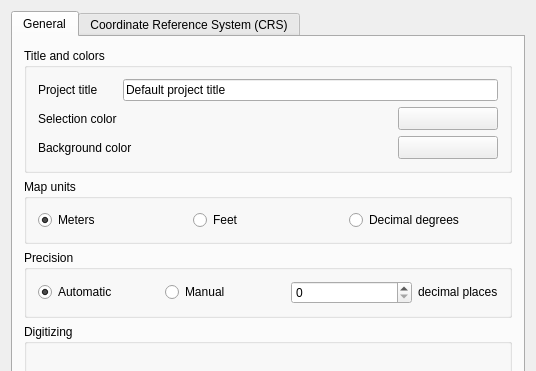
Old version of the form qgis/src/ui/qgsprojectpropertiesbase.ui in the repository sourcepole/qgis; both pictures show x 0 to 536 and y 0 to 371 of the 536 by 713 pixel window.
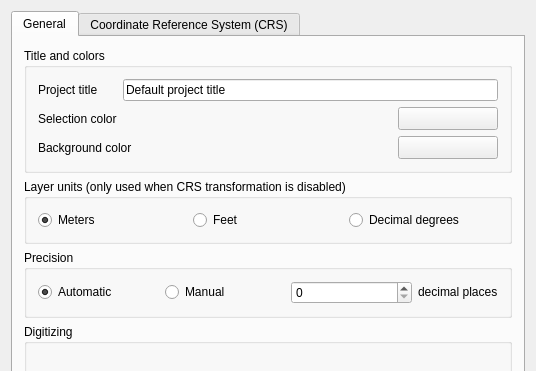
New version of the form. Icons and pictures are not drawn. Custom widgets are drawn as their Qt base class.

Commit message: A stab at improving the measurement system. Added a new selector in Options for converting the result, and grayed out the layer units when OTFP is on. Should fix #1219, I hope.

```diff
--- a/qgis/src/ui/qgsprojectpropertiesbase.ui
+++ b/qgis/src/ui/qgsprojectpropertiesbase.ui
@@ -139,7 +139,7 @@
        <item row="1" column="0">
         <widget class="QGroupBox" name="btnGrpMapUnits">
          <property name="title">
-          <string>Map units</string>
+          <string>Layer units (only used when CRS transformation is disabled)</string>
          </property>
          <layout class="QHBoxLayout">
           <property name="margin">
```
The commit also changes 7 other files.
